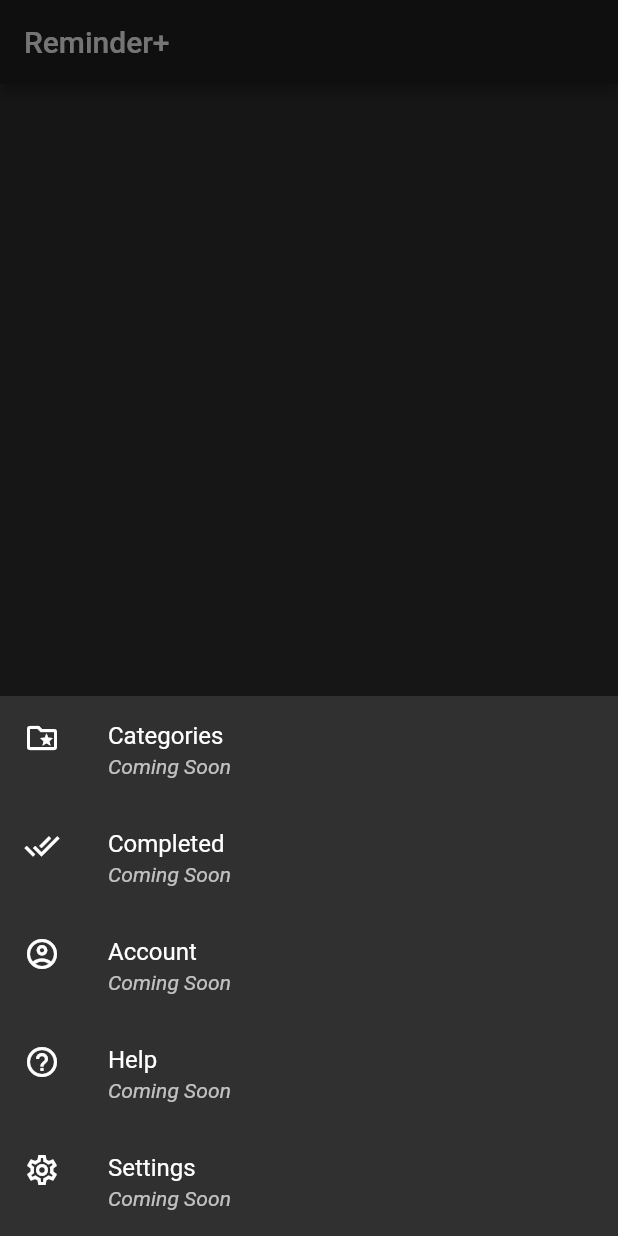
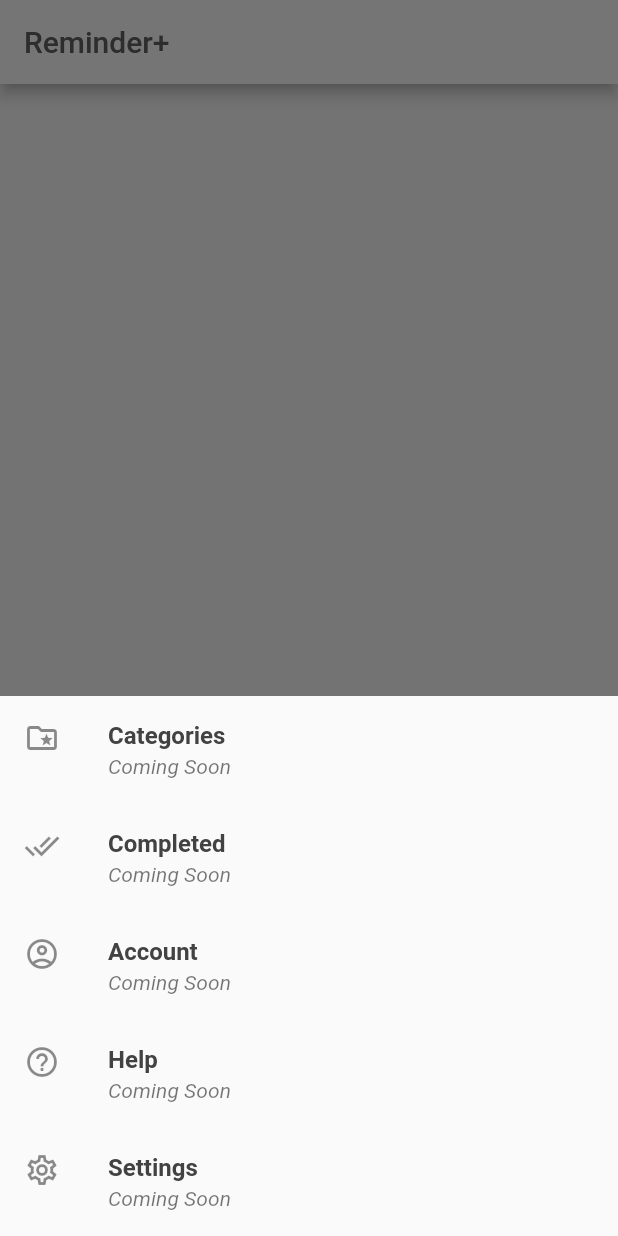
Before and after one commit to bradwindy/reminderplus, a Flutter app: the screen it shows after launch, after a tap on the "menu" icon, on a phone screen of 412 x 824 dp. Run offline on Flutter 3.47's test engine with Material 2 defaults, Android fonts, the phone set to English and light mode, and no system bars; our stand-ins replace flutter_local_notifications, outline_material_icons, sqflite; accounts and stored records are empty.

Commit message:
Change to light theme, test notification working. References #16

```diff
--- a/lib/add_reminder_page.dart
+++ b/lib/add_reminder_page.dart
@@ -126,7 +126,10 @@ class _AddReminderPageState extends State<AddReminderPage>{
 
     return new Scaffold(
       appBar: new AppBar(
-        title: new Text(widget.isEdit ? 'Edit' : 'Add new Reminder'),
+        iconTheme: IconThemeData(color: Colors.grey[700]),
+        title: new Text(widget.isEdit ? 'Edit' : 'Add new Reminder',
+            style: TextStyle(color: Colors.grey[700])),
+        backgroundColor: Colors.white,
       ),
 
       body: SingleChildScrollView(
--- a/lib/homescreen.dart
+++ b/lib/homescreen.dart
@@ -5,6 +5,8 @@ import 'package:reminder_plus/database/model/reminder.dart';
 import 'package:reminder_plus/home_presenter.dart';
 import 'package:reminder_plus/list.dart';
 import 'package:outline_material_icons/outline_material_icons.dart';
+import 'package:flutter_local_notifications/flutter_local_notifications.dart';
+
 
 class MyHomePage extends StatefulWidget {
   MyHomePage({Key key, this.title}) : super(key: key);
@@ -16,11 +18,54 @@ class MyHomePage extends StatefulWidget {
 
 class _MyHomePageState extends State<MyHomePage> implements HomeContract {
   HomePresenter homePresenter;
+  FlutterLocalNotificationsPlugin flutterLocalNotificationsPlugin;
 
   @override
   void initState() {
     super.initState();
     homePresenter = new HomePresenter(this);
+
+    FlutterLocalNotificationsPlugin flutterLocalNotificationsPlugin =
+    new FlutterLocalNotificationsPlugin();
+
+    var initializationSettingsAndroid =
+    new AndroidInitializationSettings('app_icon');
+
+    var initializationSettingsIOS;
+
+    var initializationSettings = new InitializationSettings(
+        initializationSettingsAndroid,
+        initializationSettingsIOS
+    );
+
+    flutterLocalNotificationsPlugin.initialize(
+        initializationSettings,
+        onSelectNotification: onSelectNotification
+    );
+  }
+
+  Future onSelectNotification(String payload) {
+    debugPrint("payload : $payload");
+    showDialog(
+      context: context,
+      builder: (_) =>
+      new AlertDialog(
+        title: new Text('Notification'),
+        content: new Text('$payload'),
+      ),
+    );
+  }
+
+  showNotification() async {
+    var android = new AndroidNotificationDetails(
+        'channel id', 'channel NAME', 'CHANNEL DESCRIPTION',
+        priority: Priority.High, importance: Importance.Max
+    );
+    var iOS = new IOSNotificationDetails();
+    var platform = new NotificationDetails(android, iOS);
+    await flutterLocalNotificationsPlugin.show(
+        0, 'New Video is out', 'Flutter Local Notification', platform,
+        payload: 'Nitish Kumar Singh is part time Youtuber');
   }
 
  /* List<Widget> _buildActions() {
@@ -62,6 +107,8 @@ class _MyHomePageState extends State<MyHomePage> implements HomeContract {
                             ListTile(
                               title: Text(
                                 "Categories",
+                                style: TextStyle(fontWeight: FontWeight.bold,
+                                    color: Colors.grey[800]),
                               ),
                               subtitle: Text(
                                 "Coming Soon",
@@ -71,11 +118,14 @@ class _MyHomePageState extends State<MyHomePage> implements HomeContract {
                                   OMIcons.folderSpecial
                               ),
                               onTap: () {},
+
                             ),
 
                             ListTile(
                               title: Text(
                                 "Completed",
+                                style: TextStyle(fontWeight: FontWeight.bold,
+                                    color: Colors.grey[800]),
                               ),
                               subtitle: Text(
                                 "Coming Soon",
@@ -90,6 +140,8 @@ class _MyHomePageState extends State<MyHomePage> implements HomeContract {
                             ListTile(
                               title: Text(
                                 "Account",
+                                style: TextStyle(fontWeight: FontWeight.bold,
+                                    color: Colors.grey[800]),
                               ),
                               subtitle: Text(
                                 "Coming Soon",
@@ -104,6 +156,8 @@ class _MyHomePageState extends State<MyHomePage> implements HomeContract {
                             ListTile(
                               title: Text(
                                 "Help",
+                                style: TextStyle(fontWeight: FontWeight.bold,
+                                    color: Colors.grey[800]),
                               ),
                               subtitle: Text(
                                 "Coming Soon",
@@ -118,6 +172,8 @@ class _MyHomePageState extends State<MyHomePage> implements HomeContract {
                             ListTile(
                               title: Text(
                                 "Settings",
+                                style: TextStyle(fontWeight: FontWeight.bold,
+                                    color: Colors.grey[800]),
                               ),
                               subtitle: Text(
                                 "Coming Soon",
@@ -151,8 +207,9 @@ class _MyHomePageState extends State<MyHomePage> implements HomeContract {
   Widget build(BuildContext context) {
     return new Scaffold(
       appBar: new AppBar(
-        title: new Text('Reminder+'),
+        title: new Text('Reminder+', style: TextStyle(color: Colors.grey[700])),
         // actions: _buildActions(),
+        backgroundColor: Colors.white,
       ),
 
       body: new FutureBuilder<List<Reminder>>(
@@ -194,8 +251,10 @@ class _MyHomePageState extends State<MyHomePage> implements HomeContract {
                   IconButton(
                     onPressed: showMenu,
                     icon: Icon(Icons.menu),
+                      color: Colors.grey[700]
                   ),
-                  Text('Menu', style: TextStyle(fontWeight: FontWeight.bold)),
+                  Text('Menu', style: TextStyle(
+                      fontWeight: FontWeight.bold, color: Colors.grey[700])),
                   //Text('Reminder', style: TextStyle(fontWeight: FontWeight.bold, color: Colors.grey[600])),
                 ],
               ),
@@ -206,9 +265,11 @@ class _MyHomePageState extends State<MyHomePage> implements HomeContract {
               child: Row(
                 mainAxisSize: MainAxisSize.min,
                 children: <Widget>[
-                  Text('Inbox', style: TextStyle(fontWeight: FontWeight.bold)),
+                  Text('Inbox', style: TextStyle(
+                      fontWeight: FontWeight.bold, color: Colors.grey[700])),
                   IconButton(
                     icon: Icon(OMIcons.inbox),
+                    color: Colors.grey[700],
                     onPressed: () {
                       _showFeatureDialog();
                     },
--- a/lib/main.dart
+++ b/lib/main.dart
@@ -11,9 +11,10 @@ class MyApp extends StatelessWidget {
       title: 'Reminder+',
       debugShowCheckedModeBanner: false,
       theme: new ThemeData(
-        brightness: Brightness.dark,
+        brightness: Brightness.light,
         accentColor: Colors.pink,
         accentColorBrightness: Brightness.dark,
+        primaryColor: Colors.pink,
       ),
       home: new MyHomePage(title: 'Reminder+'),
     );
--- a/pubspec.yaml
+++ b/pubspec.yaml
@@ -10,7 +10,7 @@ description: Reminder+
 version: 0.2.1+5
 
 environment:
-  sdk: ">=2.0.0-dev.68.0 <3.0.0"
+  sdk: ">=2.2.0 <3.0.0"
 
 dependencies:
   flutter:
@@ -20,6 +20,7 @@ dependencies:
   sqflite: ^1.1.0
   path_provider: ^0.5.0+1
   outline_material_icons: ^0.1.0
+  flutter_local_notifications: ^0.7.1+3
 
   # The following adds the Cupertino Icons font to your application.
   # Use with the CupertinoIcons class for iOS style icons.
```
Also changed, not shown: lib/settings_page.dart (+62 -4 lines), pubspec.lock, 2 other files.
